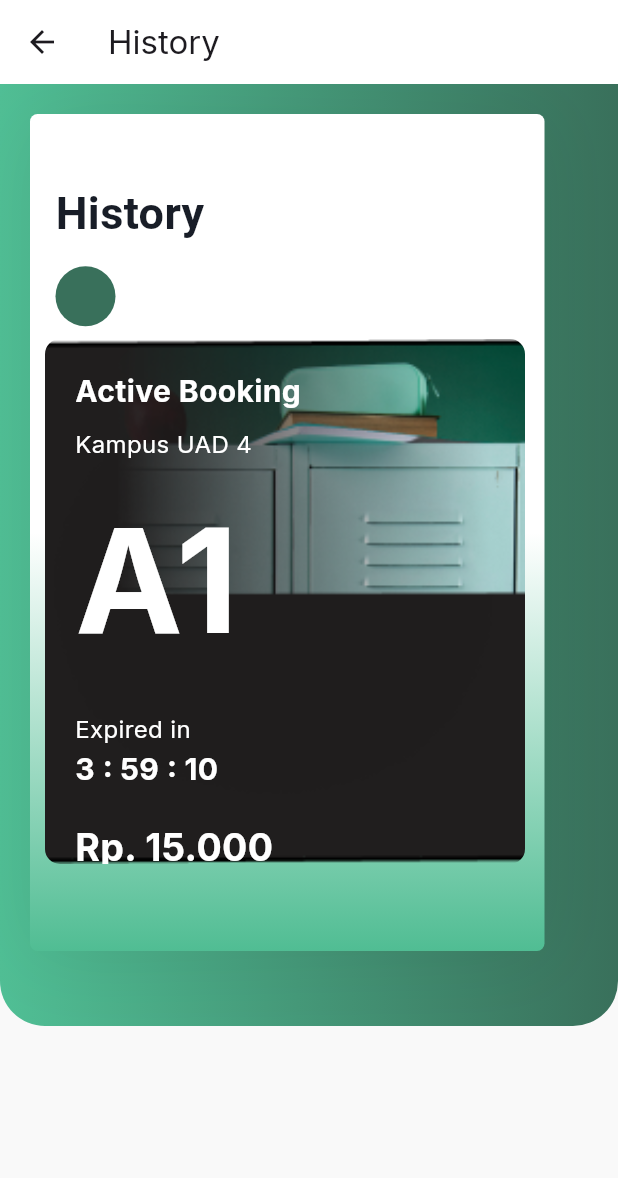
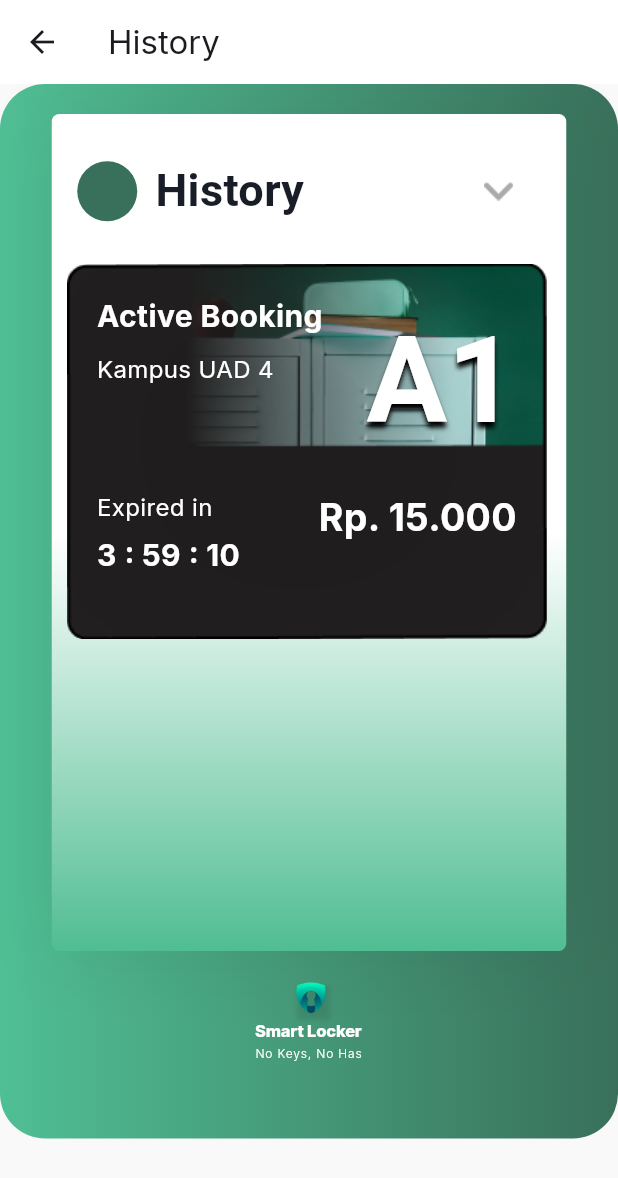
Before and after one commit to imamsmdraa/DPSI_SmartLocker, a Flutter app: the HistoryScreen screen opened by its route, on a phone screen of 412 x 824 dp. Shown: the top 1178 px of the screen. Run offline on Flutter 3.47's test engine with Material 3 defaults, Android fonts, the phone set to English and light mode, and no system bars; our stand-ins replace google_fonts; Roboto replaces fonts that are missing (DM Sans).

Commit message:
nanti benerin lagi

```diff
--- a/lib/screens/register/history.dart
+++ b/lib/screens/register/history.dart
@@ -12,7 +12,7 @@ class HistoryScreen extends StatelessWidget {
     return Scaffold(
       appBar: AppBar(
         title: const Text('History'),
-        backgroundColor: const Color.fromARGB(255, 255, 255, 255),
+        backgroundColor: Colors.white,
       ),
       body: Column(
         children: [
@@ -35,6 +35,7 @@ class ProfileUser extends StatelessWidget {
   @override
   Widget build(BuildContext context) {
     return SingleChildScrollView(
+      child: Center(
         child: Container(
           width: double.infinity,
           padding: const EdgeInsets.all(20),
@@ -45,21 +46,19 @@ class ProfileUser extends StatelessWidget {
                 Color(0xFF39705B),
               ],
             ),
-          borderRadius: BorderRadius.vertical(bottom: Radius.circular(30)),
+            borderRadius: BorderRadius.all(Radius.circular(30)),
           ),
           child: Column(
-          crossAxisAlignment: CrossAxisAlignment.start,
+            crossAxisAlignment: CrossAxisAlignment.center,
             children: [
-            // Container Putih Besar (Gradient + History Title + Active Booking)
-            Container(
+              Center(
+                child: Container(
                   width: 343,
                   height: 558,
                   child: Stack(
                     children: [
-                  // Background Gradient Putih
-                  Positioned(
-                    left: 0,
-                    top: 0,
+                      Align(
+                        alignment: Alignment.center,
                         child: Container(
                           width: 343,
                           height: 558,
@@ -83,21 +82,24 @@ class ProfileUser extends StatelessWidget {
                           ),
                         ),
                       ),
-                  // Title dan Elemen
                       Positioned(
                         left: 17,
                         top: 31.55,
                         child: Column(
                           crossAxisAlignment: CrossAxisAlignment.start,
                           children: [
-                        Transform.rotate(
-                          angle: 1.57,
-                          child: const SizedBox(
-                            width: 15,
-                            height: 25,
-                            child: Stack(),
+                            Row(
+                              crossAxisAlignment: CrossAxisAlignment.center,
+                              children: [
+                                Container(
+                                  width: 40,
+                                  height: 40,
+                                  decoration: const ShapeDecoration(
+                                    color: Color(0xFF39705B),
+                                    shape: OvalBorder(),
                                   ),
                                 ),
+                                const SizedBox(width: 12),
                                 const Text(
                                   'History',
                                   style: TextStyle(
@@ -108,50 +110,42 @@ class ProfileUser extends StatelessWidget {
                                     height: 0.65,
                                   ),
                                 ),
-                        const SizedBox(height: 25),
-                        Container(
-                          width: 40,
-                          height: 40,
-                          decoration: const ShapeDecoration(
-                            color: Color(0xFF39705B),
-                            shape: OvalBorder(),
-                          ),
-                        ),
-                        const SizedBox(height: 25),
-                        const SizedBox(
+                                const SizedBox(width: 120),
+                                Image.asset(
+                                  'assets/images/panah.png',
                                   width: 20,
                                   height: 20,
-                          child: Stack(),
                                 ),
                               ],
                             ),
+                            const SizedBox(height: 25),
+                          ],
                         ),
-                  // Active Booking di dalam container putih
+                      ),
                       Positioned(
                         left: 10,
-                    top: 150,
+                        top: 100,
                         child: Container(
                           width: 320,
-                      height: 350,
-                      child: Stack(
-                        children: [
-                          Container(
-                            width: double.infinity,
-                            height: double.infinity,
-                            decoration: const BoxDecoration(
-                              image: DecorationImage(
+                          height: 250,
+                          decoration: BoxDecoration(
+                            borderRadius: BorderRadius.circular(10),
+                            image: const DecorationImage(
                               image: AssetImage('assets/images/history.png'),
                               fit: BoxFit.cover,
                             ),
-                              borderRadius: BorderRadius.all(Radius.circular(10)),
                           ),
-                          ),
-                          const Positioned(
-                            top: 20,
-                            left: 20,
+                          padding: const EdgeInsets.all(20),
                           child: Column(
                             crossAxisAlignment: CrossAxisAlignment.start,
                             children: [
+                              Row(
+                                mainAxisAlignment: MainAxisAlignment.spaceBetween,
+                                crossAxisAlignment: CrossAxisAlignment.start,
+                                children: [
+                                  Column(
+                                    crossAxisAlignment: CrossAxisAlignment.start,
+                                    children: const [
                                       Text(
                                         'Active Booking',
                                         style: TextStyle(
@@ -163,22 +157,49 @@ class ProfileUser extends StatelessWidget {
                                       SizedBox(height: 10),
                                       Text(
                                         'Kampus UAD 4',
-                                  style: TextStyle(fontSize: 16, color: Colors.white),
-                                ),
-                                SizedBox(height: 10),
-                                Text(
-                                  'A1',
                                         style: TextStyle(
-                                    fontSize: 96,
-                                    fontWeight: FontWeight.bold,
+                                          fontSize: 16,
                                           color: Colors.white,
                                         ),
                                       ),
-                                SizedBox(height: 20),
+                                    ],
+                                  ),
+                                  const SizedBox(
+                                    width: 108,
+                                    height: 111,
+                                    child: Text(
+                                      'A1',
+                                      textAlign: TextAlign.right,
+                                      style: TextStyle(
+                                        fontSize: 80,
+                                        fontWeight: FontWeight.bold,
+                                        color: Colors.white,
+                                        fontFamily: 'DM Sans',
+                                        shadows: [
+                                          Shadow(
+                                            offset: Offset(0, 4),
+                                            blurRadius: 4,
+                                            color: Color(0xFF000000),
+                                          )
+                                        ],
+                                      ),
+                                    ),
+                                  ),
+                                ],
+                              ),
+                              const SizedBox(height: 20),
+                              Row(
+                                mainAxisAlignment: MainAxisAlignment.spaceBetween,
+                                crossAxisAlignment: CrossAxisAlignment.start,
+                                children: [
+                                  Column(
+                                    crossAxisAlignment: CrossAxisAlignment.start,
+                                    children: const [
                                       Text(
                                         'Expired in',
                                         style: TextStyle(fontSize: 16, color: Colors.white),
                                       ),
+                                      SizedBox(height: 5),
                                       Text(
                                         '3 : 59 : 10',
                                         style: TextStyle(
@@ -187,8 +208,9 @@ class ProfileUser extends StatelessWidget {
                                           color: Colors.white,
                                         ),
                                       ),
-                                SizedBox(height: 20),
-                                Text(
+                                    ],
+                                  ),
+                                  const Text(
                                     'Rp. 15.000',
                                     style: TextStyle(
                                       fontSize: 25,
@@ -198,7 +220,6 @@ class ProfileUser extends StatelessWidget {
                                   ),
                                 ],
                               ),
-                          ),
                             ],
                           ),
                         ),
@@ -206,9 +227,77 @@ class ProfileUser extends StatelessWidget {
                     ],
                   ),
                 ),
+              ),
 
-            const SizedBox(height: 30), // Jarak dengan bawah
+              const SizedBox(height: 20),
+
+              // Tambahan Logo, Teks Smart Locker & Slogan
+              Container(
+                width: 72,
+                height: 55,
+                child: Stack(
+                  children: [
+                    Positioned(
+                      left: 26,
+                      top: 0,
+                      child: Container(
+                        width: 22.31,
+                        height: 23,
+                        decoration: BoxDecoration(
+                          image: const DecorationImage(
+                            image: AssetImage('assets/images/logo1.png'),
+                            fit: BoxFit.fill,
+                          ),
+                          boxShadow: const [
+                            BoxShadow(
+                              color: Color(0x19000000),
+                              blurRadius: 2.10,
+                              offset: Offset(2, 3),
+                              spreadRadius: 0,
+                            )
                           ],
+                        ),
+                      ),
+                    ),
+                    const Positioned(
+                      left: 0,
+                      top: 25,
+                      child: Column(
+                        crossAxisAlignment: CrossAxisAlignment.start,
+                        children: [
+                          Text(
+                            'Smart Locker',
+                            style: TextStyle(
+                              color: Colors.white,
+                              fontSize: 11,
+                              fontFamily: 'Inter',
+                              fontWeight: FontWeight.w800,
+                              height: 1.40,
+                              letterSpacing: -0.11,
+                            ),
+                          ),
+                          SizedBox(height: 2),
+                          Text(
+                            'No Keys, No Hassle, Just Click !',
+                            style: TextStyle(
+                              color: Colors.white,
+                              fontSize: 8,
+                              fontFamily: 'Inter',
+                              fontWeight: FontWeight.w300,
+                              height: 1.40,
+                              letterSpacing: 0.56,
+                            ),
+                          ),
+                        ],
+                      ),
+                    ),
+                  ],
+                ),
+              ),
+
+              const SizedBox(height: 30),
+            ],
+          ),
         ),
       ),
     );
```
Also changed, not shown: assets/images/panah.png (added). Lines whose indentation alone changed are shown as unchanged.
